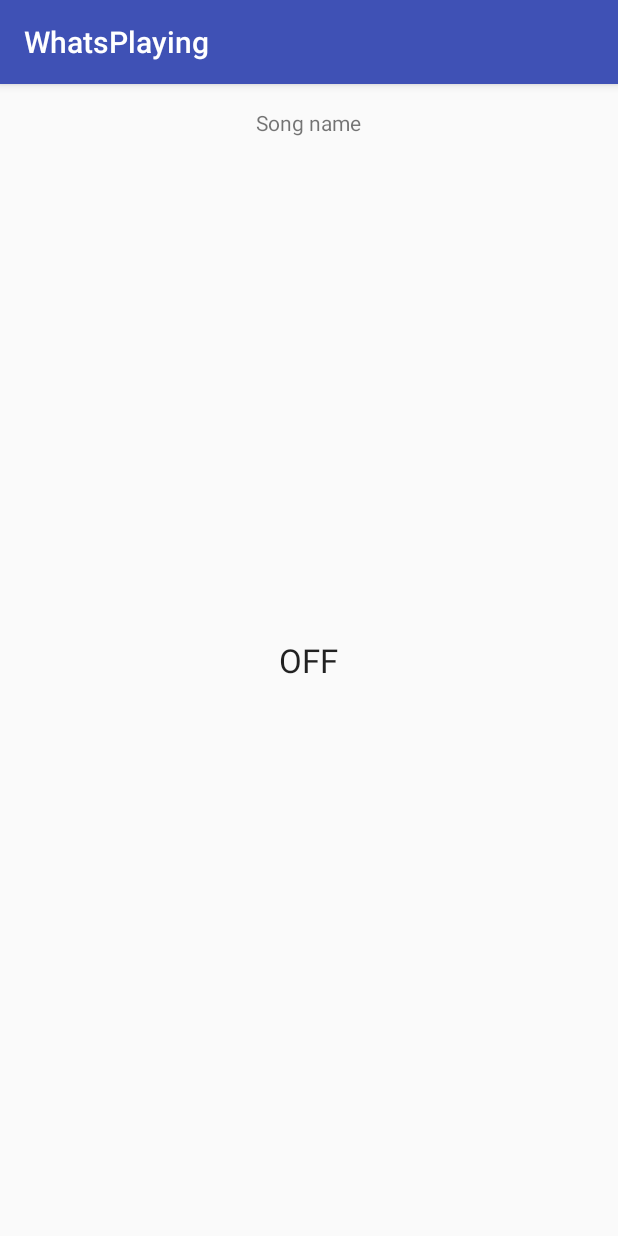
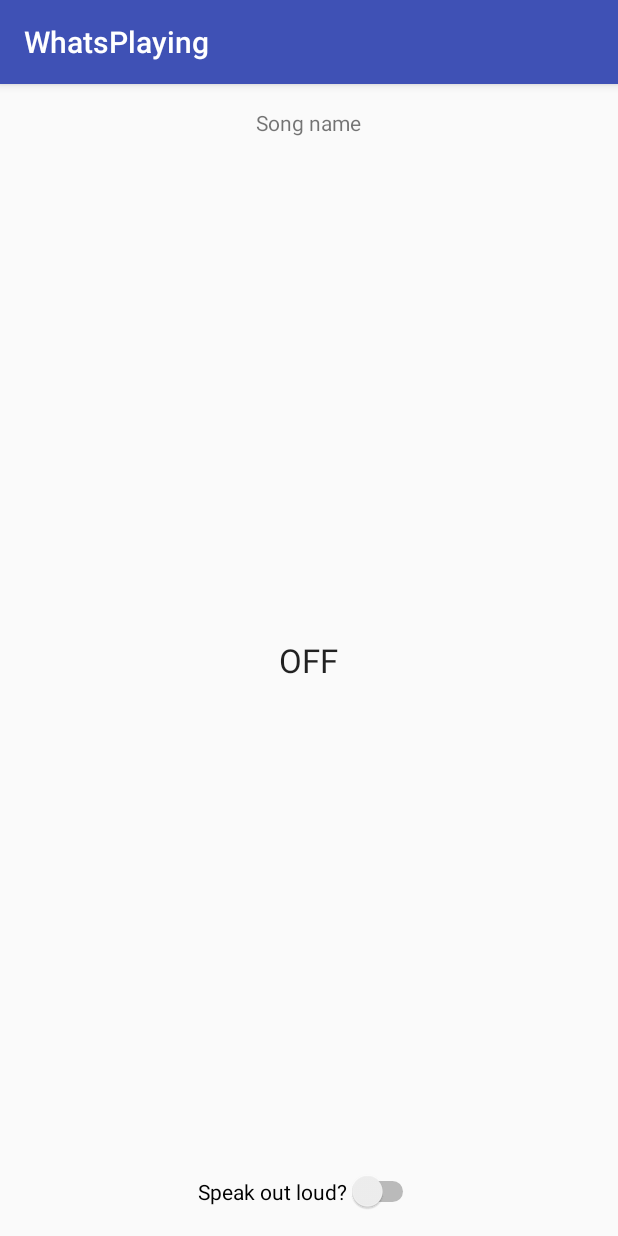
Before and after one commit to atteheino/WhatsPlaying, an Android app: the screen it shows after launch (MainActivity), on a phone screen of 412 x 824 dp. Run offline under Robolectric (Android 15) with nearby library versions, the phone set to English and light mode, and no system bars.

```diff
--- a/app/src/main/java/fi/atteheino/whatsplaying/MainActivity.java
+++ b/app/src/main/java/fi/atteheino/whatsplaying/MainActivity.java
@@ -9,6 +9,8 @@ import android.os.Bundle;
 import android.speech.tts.TextToSpeech;
 import android.support.v7.app.AppCompatActivity;
 import android.util.Log;
+import android.widget.CompoundButton;
+import android.widget.Switch;
 import android.widget.TextView;
 
 import java.util.Locale;
@@ -18,6 +20,7 @@ public class MainActivity extends AppCompatActivity {
 
     private final static long PAUSE_TIME = 500;
     private TextToSpeech mTextToSpeech;
+    private Switch mIsActive;
 
     private BroadcastReceiver mReceiver = new BroadcastReceiver() {
 
@@ -30,11 +33,13 @@ public class MainActivity extends AppCompatActivity {
             String album = intent.getStringExtra("album");
             String track = intent.getStringExtra("track");
             Log.v("tag", artist + ":" + album + ":" + track);
+
             TextView currentTrack = (TextView) findViewById(R.id.info);
             currentTrack.setText(artist + ":" + album + ":" + track);
+
             String artistSpeak = artist;
-            String albumSpeak = " from album " + album;
-            String trackSpeak = " track " + track;
+            String albumSpeak = "from album " + album;
+            String trackSpeak = "track " + track;
             if(artist != null) {
                 mTextToSpeech.speak(artistSpeak, TextToSpeech.QUEUE_FLUSH, null, UUID.randomUUID().toString());
                 mTextToSpeech.playSilentUtterance(PAUSE_TIME, TextToSpeech.QUEUE_ADD, UUID.randomUUID().toString());
@@ -44,11 +49,42 @@ public class MainActivity extends AppCompatActivity {
             }
         }
     };
+    CompoundButton.OnCheckedChangeListener mOnCheckedIsActiveListener = new CompoundButton.OnCheckedChangeListener() {
+        @Override
+        public void onCheckedChanged(CompoundButton buttonView, boolean isChecked) {
+            if(isChecked){
+                IntentFilter iF = new IntentFilter();
+                iF.addAction("com.android.music.metachanged");
+                iF.addAction("com.android.music.playstatechanged");
+                iF.addAction("com.android.music.playbackcomplete");
+                iF.addAction("com.android.music.queuechanged");
+                iF.addAction("com.htc.music.metachanged");
+                iF.addAction("fm.last.android.metachanged");
+                iF.addAction("com.sec.android.app.music.metachanged");
+                iF.addAction("com.nullsoft.winamp.metachanged");
+                iF.addAction("com.amazon.mp3.metachanged");
+                iF.addAction("com.miui.player.metachanged");
+                iF.addAction("com.real.IMP.metachanged");
+                iF.addAction("com.sonyericsson.music.metachanged");
+                iF.addAction("com.rdio.android.metachanged");
+                iF.addAction("com.samsung.sec.android.MusicPlayer.metachanged");
+                iF.addAction("com.andrew.apollo.metachanged");
+                iF.addAction("com.spotify.mobile.android.metadatachanged");
+
+                registerReceiver(mReceiver, iF);
+            } else {
+                unregisterReceiver(mReceiver);
+            }
+        }
+    };
 
     @Override
     protected void onCreate(Bundle savedInstanceState) {
         super.onCreate(savedInstanceState);
         setContentView(R.layout.activity_main);
+
+        mIsActive = (Switch) findViewById(R.id.isActive);
+        mIsActive.setOnCheckedChangeListener(mOnCheckedIsActiveListener);
 
         mTextToSpeech = new TextToSpeech(this, new TextToSpeech.OnInitListener() {
             @Override
@@ -67,28 +103,9 @@ public class MainActivity extends AppCompatActivity {
             playbacOn.setText("OFF");
         }
 
-        IntentFilter iF = new IntentFilter();
-        iF.addAction("com.android.music.metachanged");
-        iF.addAction("com.android.music.playstatechanged");
-        iF.addAction("com.android.music.playbackcomplete");
-        iF.addAction("com.android.music.queuechanged");
-        iF.addAction("com.htc.music.metachanged");
-        iF.addAction("fm.last.android.metachanged");
-        iF.addAction("com.sec.android.app.music.metachanged");
-        iF.addAction("com.nullsoft.winamp.metachanged");
-        iF.addAction("com.amazon.mp3.metachanged");
-        iF.addAction("com.miui.player.metachanged");
-        iF.addAction("com.real.IMP.metachanged");
-        iF.addAction("com.sonyericsson.music.metachanged");
-        iF.addAction("com.rdio.android.metachanged");
-        iF.addAction("com.samsung.sec.android.MusicPlayer.metachanged");
-        iF.addAction("com.andrew.apollo.metachanged");
-        iF.addAction("com.spotify.mobile.android.metadatachanged");
 
-        registerReceiver(mReceiver, iF);
 
     }
 
 
-
 }
--- a/app/src/main/res/layout/activity_main.xml
+++ b/app/src/main/res/layout/activity_main.xml
@@ -25,4 +25,14 @@
         android:layout_centerVertical="true"
         android:text="OFF"
         android:textAppearance="?android:attr/textAppearanceLarge" />
+
+    <Switch
+        android:id="@+id/isActive"
+        android:layout_width="wrap_content"
+        android:layout_height="wrap_content"
+        android:layout_alignParentBottom="true"
+        android:layout_centerHorizontal="true"
+        android:checked="false"
+        android:enabled="true"
+        android:text="Speak out loud?" />
 </RelativeLayout>
```
